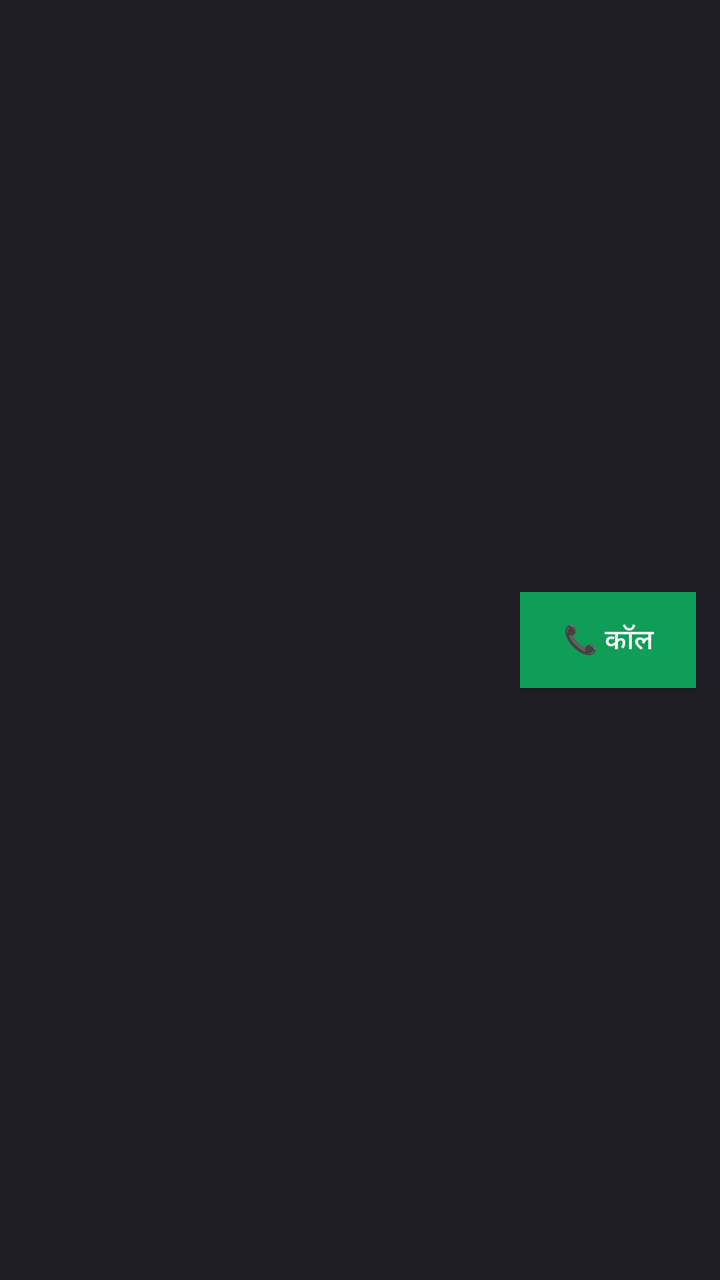
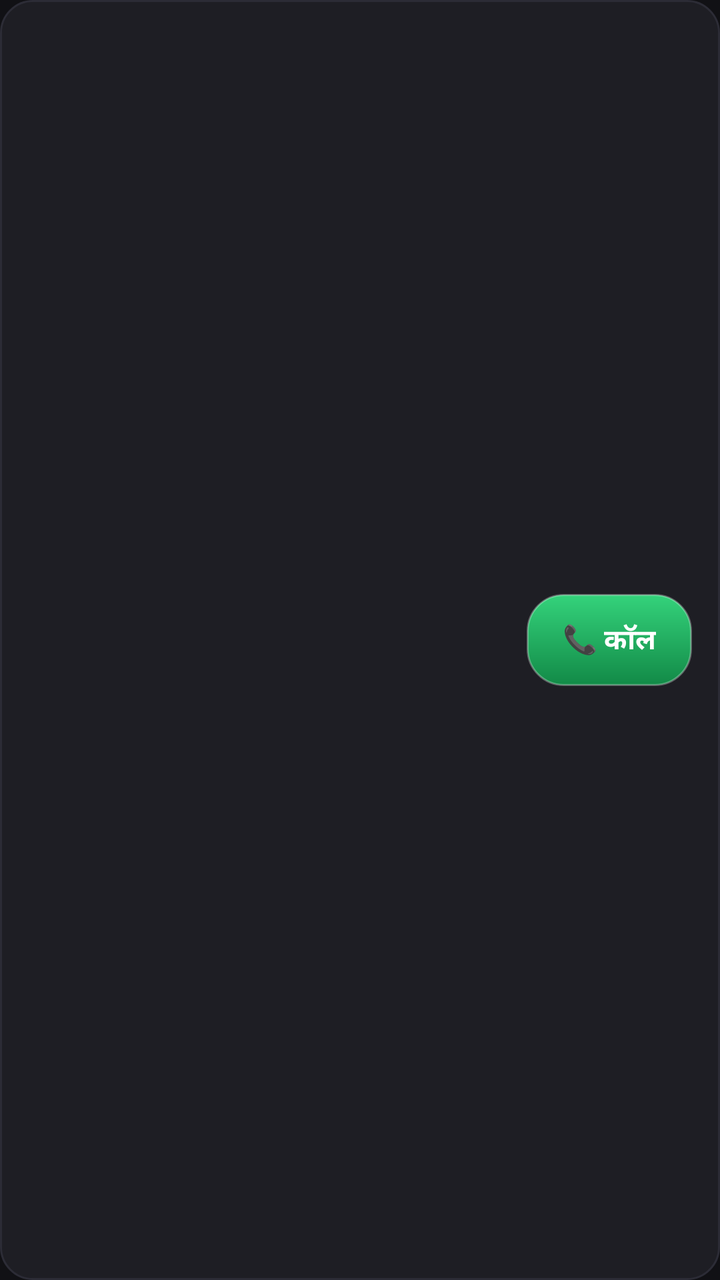

Screens rendered from an Android XML layout before and after an edit, with the pre-edit source and the edit as a unified diff.
<!-- AndroidManifest.xml: application theme AppTheme -->
<!-- res/layout/item_customer.xml -->
<?xml version="1.0" encoding="utf-8"?>
<LinearLayout xmlns:android="http://schemas.android.com/apk/res/android"
    android:layout_width="match_parent" android:layout_height="wrap_content"
    android:orientation="horizontal" android:gravity="center_vertical"
    android:background="#1E1E24" android:padding="12dp">

    <LinearLayout android:layout_width="0dp" android:layout_weight="1"
        android:layout_height="wrap_content" android:orientation="vertical">
        <TextView android:id="@+id/tvName" android:layout_width="wrap_content"
            android:layout_height="wrap_content" android:textSize="16sp"
            android:textStyle="bold" android:textColor="#FFFFFF" />
        <TextView android:id="@+id/tvSub1" android:layout_width="wrap_content"
            android:layout_height="wrap_content" android:textColor="#A0A0AA" android:textSize="13sp" />
        <TextView android:id="@+id/tvSub2" android:layout_width="wrap_content"
            android:layout_height="wrap_content" android:textColor="#A0A0AA" android:textSize="12sp" />
    </LinearLayout>

    <Button android:id="@+id/btnCall" android:layout_width="wrap_content"
        android:layout_height="wrap_content" android:text="📞 कॉल"
        android:textColor="#FFFFFF" android:background="#0F9D58" android:focusable="false" />
</LinearLayout>
<!-- resources referenced by this layout -->
<resources>
  <style name="AppTheme" parent="@android:style/Theme.Material.NoActionBar">
          <item name="android:statusBarColor">#6658F5</item>
          <item name="android:windowBackground">#111115</item>
          <item name="android:colorAccent">#8B7FFF</item>
          <item name="android:textColorPrimary">#FFFFFF</item>
      </style>
</resources>

<!-- the commit's change to res/layout/item_customer.xml (unified diff, before → after) -->
@@ -2,20 +2,28 @@
 <LinearLayout xmlns:android="http://schemas.android.com/apk/res/android"
     android:layout_width="match_parent" android:layout_height="wrap_content"
     android:orientation="horizontal" android:gravity="center_vertical"
-    android:background="#1E1E24" android:padding="12dp">
+    android:background="@drawable/card_bg" android:padding="14dp">
 
     <LinearLayout android:layout_width="0dp" android:layout_weight="1"
         android:layout_height="wrap_content" android:orientation="vertical">
         <TextView android:id="@+id/tvName" android:layout_width="wrap_content"
             android:layout_height="wrap_content" android:textSize="16sp"
             android:textStyle="bold" android:textColor="#FFFFFF" />
+        <TextView android:id="@+id/tvFather" android:layout_width="wrap_content"
+            android:layout_height="wrap_content" android:textColor="#C9C9D2" android:textSize="13sp" />
         <TextView android:id="@+id/tvSub1" android:layout_width="wrap_content"
             android:layout_height="wrap_content" android:textColor="#A0A0AA" android:textSize="13sp" />
+        <TextView android:id="@+id/tvNear" android:layout_width="wrap_content"
+            android:layout_height="wrap_content" android:textColor="#A0A0AA" android:textSize="13sp" />
         <TextView android:id="@+id/tvSub2" android:layout_width="wrap_content"
-            android:layout_height="wrap_content" android:textColor="#A0A0AA" android:textSize="12sp" />
+            android:layout_height="wrap_content" android:textColor="#8A8A94" android:textSize="12sp" />
     </LinearLayout>
 
     <Button android:id="@+id/btnCall" android:layout_width="wrap_content"
-        android:layout_height="wrap_content" android:text="📞 कॉल"
-        android:textColor="#FFFFFF" android:background="#0F9D58" android:focusable="false" />
+        android:layout_height="46dp" android:minWidth="0dp" android:minHeight="0dp"
+        android:paddingLeft="18dp" android:paddingRight="18dp"
+        android:text="📞 कॉल" android:textAllCaps="false" android:textStyle="bold"
+        android:textSize="14sp" android:textColor="#FFFFFF"
+        android:background="@drawable/call_button" android:stateListAnimator="@null"
+        android:focusable="false" android:layout_marginLeft="10dp" />
 </LinearLayout>
<!-- resource entries referenced after the edit -->
@@ -1,5 +1,23 @@
 <!-- resources referenced by this layout -->
 <resources>
+  <!-- drawable call_button (drawable) -->
+  <?xml version="1.0" encoding="utf-8"?>
+  <ripple xmlns:android="http://schemas.android.com/apk/res/android" android:color="#55FFFFFF">
+      <item>
+          <shape android:shape="rectangle">
+              <gradient android:startColor="#34D27B" android:endColor="#128A47" android:angle="270" />
+              <stroke android:width="1dp" android:color="#4DFFFFFF" />
+              <corners android:radius="18dp" />
+          </shape>
+      </item>
+  </ripple>
+  <!-- drawable card_bg (drawable) -->
+  <?xml version="1.0" encoding="utf-8"?>
+  <shape xmlns:android="http://schemas.android.com/apk/res/android" android:shape="rectangle">
+      <solid android:color="#1E1E24" />
+      <stroke android:width="1dp" android:color="#2C2C36" />
+      <corners android:radius="16dp" />
+  </shape>
   <style name="AppTheme" parent="@android:style/Theme.Material.NoActionBar">
           <item name="android:statusBarColor">#6658F5</item>
           <item name="android:windowBackground">#111115</item>
